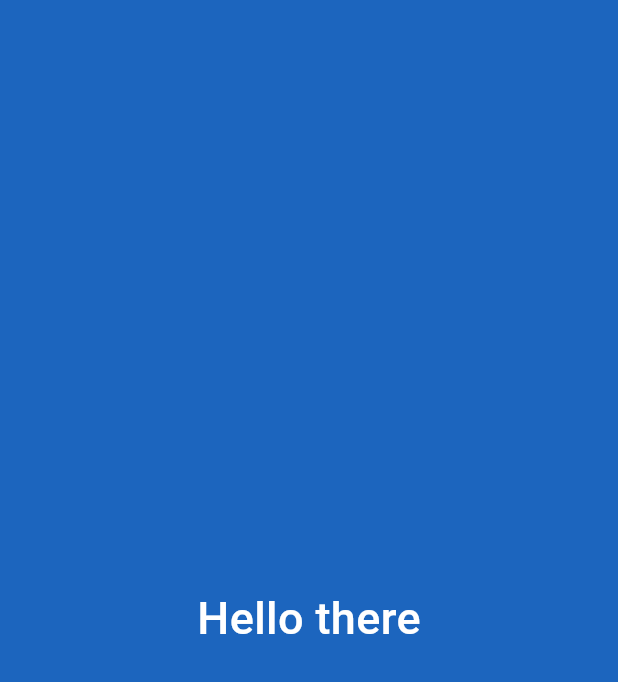
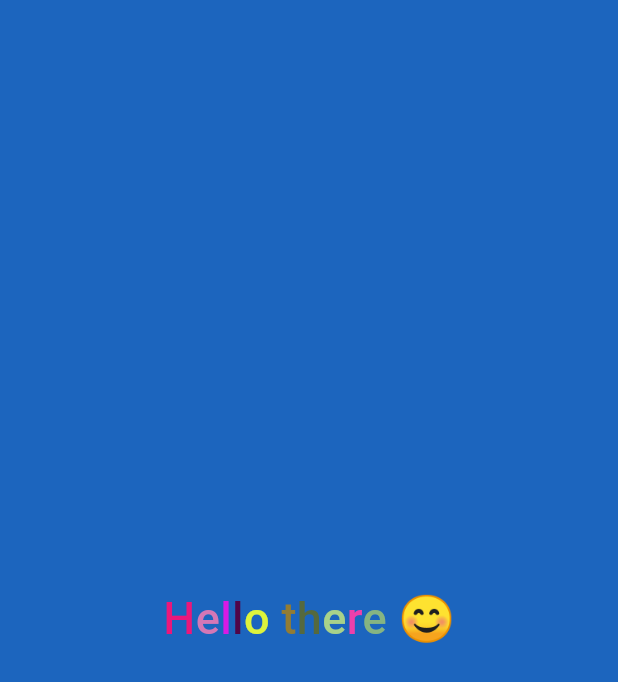
Before and after one commit to Viktor-Mudrytskyi/TestTask, a Flutter app: the screen it shows after launch, on a phone screen of 412 x 824 dp. Shown: the top 682 px of the screen. Run offline on Flutter 3.47's test engine with Material 3 defaults, Android fonts, the phone set to English and light mode, and no system bars.

Commit message:
[feat] improvement, colored text, emoji handling

```diff
--- a/lib/presentation/home/provider/home_provider.dart
+++ b/lib/presentation/home/provider/home_provider.dart
@@ -1,15 +1,15 @@
 import 'package:color_generator/core/managers/color_manager.dart';
-import 'package:color_generator/presentation/home/provider/home_state_dto.dart';
+import 'package:color_generator/presentation/home/provider/home_state.dart';
 import 'package:flutter/material.dart';
 
 /// Provider responsible for home screen state
 class HomeProvider extends ChangeNotifier {
   static final ColorManager _colorManager = ColorManager();
 
-  HomeStateDto _state = HomeStateDto.initial();
+  HomeState _state = HomeState.initial();
 
   /// Current state that listeners depend on
-  HomeStateDto get currentState => _state;
+  HomeState get currentState => _state;
 
   /// Provider responsible for home screen state
   HomeProvider() {
@@ -19,12 +19,45 @@ class HomeProvider extends ChangeNotifier {
   /// Method that changes color and triggers rebuild of all the listeners
   void changeRandomColor() {
     final Color background = _colorManager.getRandomColor();
-    final Color title = _colorManager.getTextColorFromBackground(background);
+    final Color title = _colorManager.getRandomColor();
+    final List<InlineSpan> spans = _getSpansFromText();
 
     _state = _state.copyWith(
       backgroundColor: background,
       titleColor: title,
+      titleSpans: spans,
     );
     notifyListeners();
   }
+
+  List<InlineSpan> _getSpansFromText() {
+    const double fontSize = 30;
+    final List<InlineSpan> spans = [];
+    final characters = _parseStringWithEmojis(_state.title);
+    for (int i = 0; i < characters.length; i++) {
+      final String letter = characters[i];
+      spans.add(
+        TextSpan(
+          text: letter,
+          style: TextStyle(
+            fontSize: fontSize,
+            fontWeight: FontWeight.w500,
+            color: _colorManager.getRandomColor(),
+          ),
+        ),
+      );
+    }
+
+    return spans;
+  }
+
+  List<String> _parseStringWithEmojis(String input) {
+    final List<String> result = [];
+
+    for (final char in input.characters) {
+      result.add(char);
+    }
+
+    return result;
+  }
 }
--- a/lib/presentation/home/provider/home_state_dto.dart
+++ b/lib/presentation/home/provider/home_state.dart
@@ -2,31 +2,46 @@
 import 'package:flutter/material.dart';
 
 /// Dto class representing Home state
-class HomeStateDto {
+class HomeState {
   /// Represents background color for Home
   final Color backgroundColor;
 
   /// Represents title color for Home
   final Color titleColor;
 
+  final String title;
+
+  final List<InlineSpan> titleSpans;
+
   /// Dto class representing Home state
-  const HomeStateDto({required this.backgroundColor, required this.titleColor});
+  const HomeState({
+    required this.backgroundColor,
+    required this.titleColor,
+    required this.title,
+    required this.titleSpans,
+  });
 
   /// Creates standart state
-  factory HomeStateDto.initial() {
-    return const HomeStateDto(
+  factory HomeState.initial() {
+    return const HomeState(
       backgroundColor: Colors.white,
       titleColor: Colors.black,
+      title: 'Hello there 😊',
+      titleSpans: [],
     );
   }
 
-  HomeStateDto copyWith({
+  HomeState copyWith({
     Color? backgroundColor,
     Color? titleColor,
+    String? title,
+    List<InlineSpan>? titleSpans,
   }) {
-    return HomeStateDto(
+    return HomeState(
       backgroundColor: backgroundColor ?? this.backgroundColor,
       titleColor: titleColor ?? this.titleColor,
+      title: title ?? this.title,
+      titleSpans: titleSpans ?? this.titleSpans,
     );
   }
 }
--- a/lib/presentation/home/screens/home_screen.dart
+++ b/lib/presentation/home/screens/home_screen.dart
@@ -20,7 +20,7 @@ class HomeScreen extends StatelessWidget {
               color: homeProvider.currentState.backgroundColor,
               onTap: homeProvider.changeRandomColor,
               child: HomeTitleWidget(
-                textColor: homeProvider.currentState.titleColor,
+                textSpans: homeProvider.currentState.titleSpans,
               ),
             );
           },
--- a/lib/presentation/home/widgets/home_title_widget.dart
+++ b/lib/presentation/home/widgets/home_title_widget.dart
@@ -1,12 +1,13 @@
+import 'package:color_generator/presentation/home/widgets/multi_color_text_widget.dart';
 import 'package:flutter/material.dart';
 
 /// Widget for displaying title on the Home screen
 class HomeTitleWidget extends StatefulWidget {
   /// Widget for displaying title on the Home screen
-  const HomeTitleWidget({required this.textColor, super.key});
+  const HomeTitleWidget({required this.textSpans, super.key});
 
   /// Color for the text
-  final Color textColor;
+  final List<InlineSpan> textSpans;
 
   @override
   State<HomeTitleWidget> createState() => _HomeTitleWidgetState();
@@ -43,13 +44,8 @@ class _HomeTitleWidgetState extends State<HomeTitleWidget>
           child: child,
         );
       },
-      child: Text(
-        'Hello there',
-        style: TextStyle(
-          fontSize: 30,
-          fontWeight: FontWeight.w500,
-          color: widget.textColor,
-        ),
+      child: MultiColorTextWidget(
+        spans: widget.textSpans,
       ),
     );
   }
--- /dev/null
+++ b/lib/presentation/home/widgets/multi_color_text_widget.dart
@@ -0,0 +1,22 @@
+import 'package:flutter/material.dart';
+
+/// Widget that displays inline spans
+class MultiColorTextWidget extends StatelessWidget {
+  /// Widget that displays inline spans
+  const MultiColorTextWidget({
+    required this.spans,
+    super.key,
+  });
+
+  /// Spans to display
+  final List<InlineSpan> spans;
+
+  @override
+  Widget build(BuildContext context) {
+    return Text.rich(
+      TextSpan(
+        children: spans,
+      ),
+    );
+  }
+}
--- a/pubspec.yaml
+++ b/pubspec.yaml
@@ -7,6 +7,7 @@ environment:
   sdk: '>=3.3.0 <4.0.0'
 
 dependencies:
+  characters: ^1.1.0
   flutter:
     sdk: flutter
   provider: ^6.1.1
```
